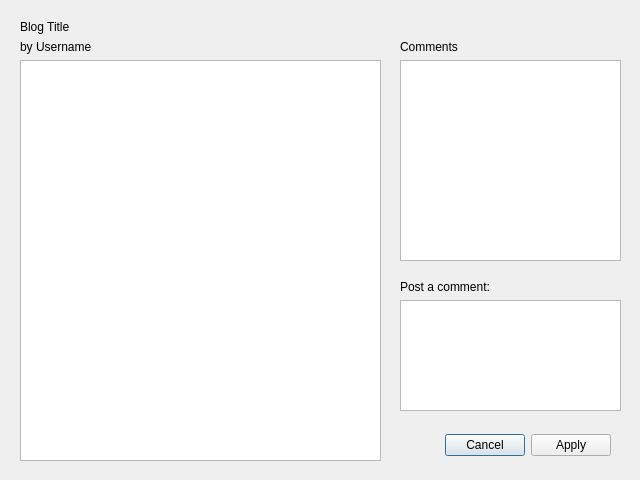
Before: the Qt Designer form gui/viewbloggui.ui in Huy-Nguyen-HCI/RocketBook, drawn with Qt 5.
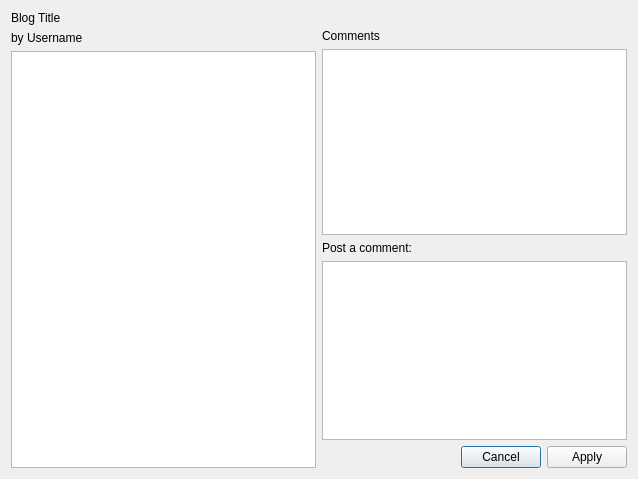
After: the same form once the commit is applied.

Patch:
```diff
--- a/gui/viewbloggui.ui
+++ b/gui/viewbloggui.ui
@@ -6,38 +6,15 @@
    <rect>
     <x>0</x>
     <y>0</y>
-    <width>640</width>
-    <height>480</height>
+    <width>638</width>
+    <height>479</height>
    </rect>
   </property>
   <property name="windowTitle">
    <string>Dialog</string>
   </property>
-  <widget class="QDialogButtonBox" name="buttonBox">
-   <property name="geometry">
-    <rect>
-     <x>390</x>
-     <y>430</y>
-     <width>221</width>
-     <height>31</height>
-    </rect>
-   </property>
-   <property name="orientation">
-    <enum>Qt::Horizontal</enum>
-   </property>
-   <property name="standardButtons">
-    <set>QDialogButtonBox::Apply|QDialogButtonBox::Cancel</set>
-   </property>
-  </widget>
-  <widget class="QWidget" name="layoutWidget">
-   <property name="geometry">
-    <rect>
-     <x>20</x>
-     <y>20</y>
-     <width>361</width>
-     <height>441</height>
-    </rect>
-   </property>
+  <layout class="QGridLayout" name="gridLayout">
+   <item row="0" column="0" rowspan="3">
    <layout class="QVBoxLayout" name="verticalLayout">
     <item>
      <widget class="QLabel" name="blogTitleLabel">
@@ -57,39 +34,22 @@
      <widget class="QTextBrowser" name="contentBrowser"/>
     </item>
    </layout>
-  </widget>
-  <widget class="QWidget" name="layoutWidget">
-   <property name="geometry">
-    <rect>
-     <x>400</x>
-     <y>280</y>
-     <width>221</width>
-     <height>131</height>
-    </rect>
-   </property>
-   <layout class="QVBoxLayout" name="verticalLayout_3">
-    <item>
-     <widget class="QLabel" name="label">
-      <property name="text">
-       <string>Post a comment:</string>
-      </property>
-     </widget>
-    </item>
-    <item>
-     <widget class="QTextEdit" name="commentEdit"/>
-    </item>
-   </layout>
-  </widget>
-  <widget class="QWidget" name="layoutWidget">
-   <property name="geometry">
-    <rect>
-     <x>400</x>
-     <y>40</y>
-     <width>221</width>
-     <height>221</height>
-    </rect>
-   </property>
+   </item>
+   <item row="0" column="1">
    <layout class="QVBoxLayout" name="verticalLayout_2">
+     <item>
+      <spacer name="verticalSpacer">
+       <property name="orientation">
+        <enum>Qt::Vertical</enum>
+       </property>
+       <property name="sizeHint" stdset="0">
+        <size>
+         <width>20</width>
+         <height>25</height>
+        </size>
+       </property>
+      </spacer>
+     </item>
     <item>
      <widget class="QLabel" name="commentLabel">
       <property name="text">
@@ -101,7 +61,32 @@
      <widget class="QTableWidget" name="commentTable"/>
     </item>
    </layout>
-  </widget>
+   </item>
+   <item row="1" column="1">
+    <layout class="QVBoxLayout" name="verticalLayout_3">
+     <item>
+      <widget class="QLabel" name="label">
+       <property name="text">
+        <string>Post a comment:</string>
+       </property>
+      </widget>
+     </item>
+     <item>
+      <widget class="QTextEdit" name="commentEdit"/>
+     </item>
+    </layout>
+   </item>
+   <item row="2" column="1">
+    <widget class="QDialogButtonBox" name="buttonBox">
+     <property name="orientation">
+      <enum>Qt::Horizontal</enum>
+     </property>
+     <property name="standardButtons">
+      <set>QDialogButtonBox::Apply|QDialogButtonBox::Cancel</set>
+     </property>
+    </widget>
+   </item>
+  </layout>
  </widget>
  <resources/>
  <connections>
```
Lines whose indentation alone changed are shown as unchanged.
